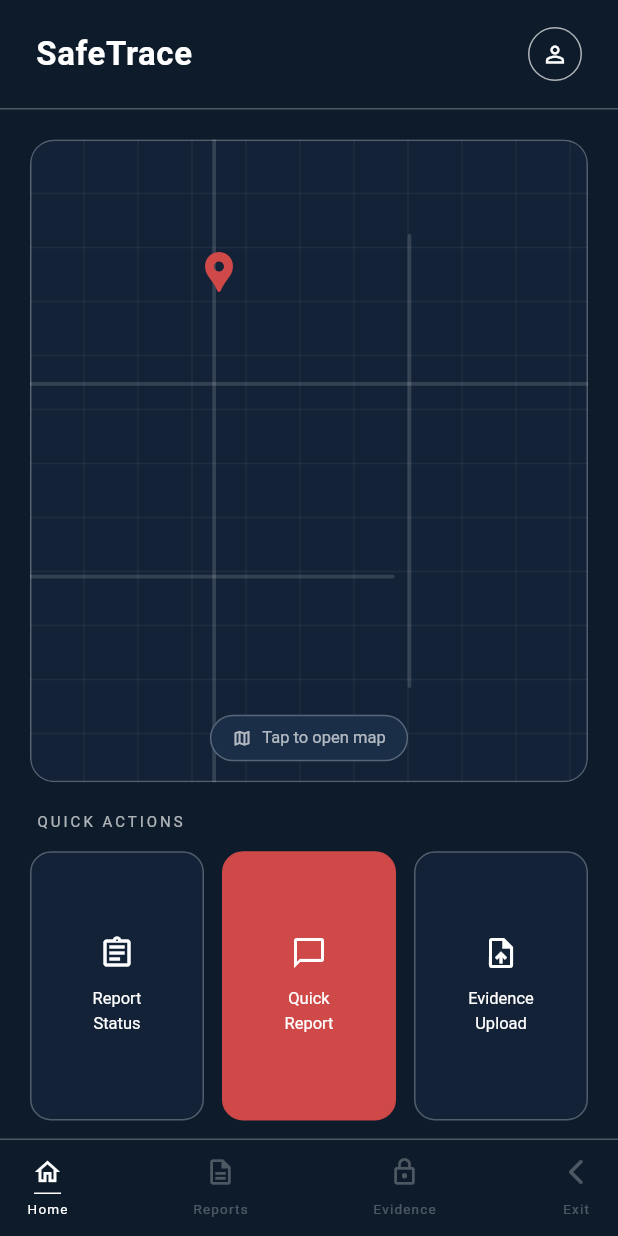
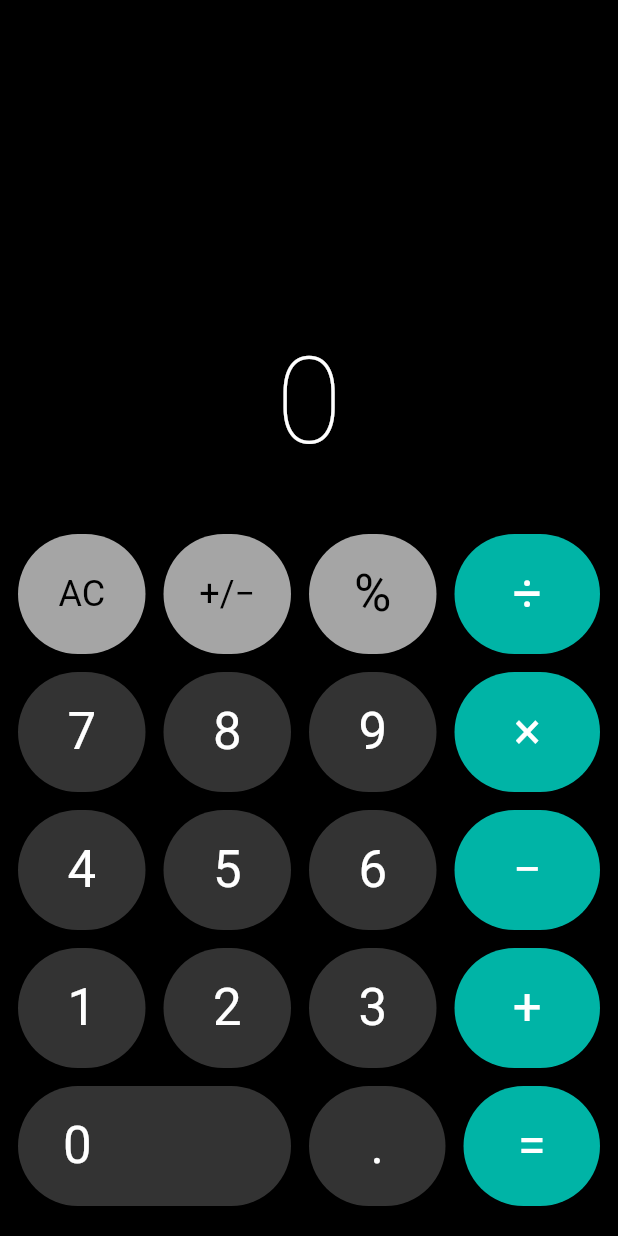
Before and after one commit to PhoenixKnight-in/Sentinel, a Flutter app: the screen it shows after launch, on a phone screen of 412 x 824 dp. Run offline on Flutter 3.47's test engine with Material 3 defaults, Android fonts, the phone set to English and light mode, and no system bars; our stand-ins replace flutter_riverpod, flutter_screenutil, riverpod_annotation; generated files the repository leaves out were written again; Roboto replaces fonts that are missing (Georgia).

Commit message:
Calculator added

```diff
--- /dev/null
+++ b/lib/calculator.dart
@@ -0,0 +1,463 @@
+import 'package:flutter/material.dart';
+import 'package:flutter/services.dart';
+import '../home_page.dart';
+
+/// Calculator disguise screen.
+///
+/// Looks and functions as a fully working calculator.
+/// SECRET: Type [_secretCode] digit-by-digit, then press [=]
+///         to unlock the evidence vault.
+///
+/// Default secret: "1234" — change before deployment!
+class CalculatorScreen extends StatefulWidget {
+  const CalculatorScreen({super.key});
+
+  @override
+  State<CalculatorScreen> createState() => _CalculatorScreenState();
+}
+
+class _CalculatorScreenState extends State<CalculatorScreen>
+    with SingleTickerProviderStateMixin {
+  // ── Secret Config ────────────────────────────────────────────────────
+  //
+  // Change this to any numeric sequence before shipping.
+  // Users will enter these digits then press '=' to unlock.
+  static const String _secretCode = '1234';
+
+  // ── Calculator State ─────────────────────────────────────────────────
+  String _display = '0';
+  String _topDisplay = ''; // Shows previous operand + operator
+  double _firstOperand = 0;
+  String _operator = '';
+  bool _waitingForSecond = false;
+  bool _justCalculated = false;
+  String _digitBuffer = ''; // Tracks digits for secret detection
+
+  // ── Animation for unlock ─────────────────────────────────────────────
+  late AnimationController _shakeController;
+  late Animation<double> _shakeAnimation;
+
+  @override
+  void initState() {
+    super.initState();
+    _shakeController = AnimationController(
+      vsync: this,
+      duration: const Duration(milliseconds: 400),
+    );
+    _shakeAnimation =
+        Tween<double>(begin: 0, end: 8).animate(
+          CurvedAnimation(parent: _shakeController, curve: Curves.elasticIn),
+        )..addStatusListener((status) {
+          if (status == AnimationStatus.completed) {
+            _shakeController.reverse();
+          }
+        });
+  }
+
+  @override
+  void dispose() {
+    _shakeController.dispose();
+    super.dispose();
+  }
+
+  // ── Input Handlers ───────────────────────────────────────────────────
+
+  void _onDigit(String digit) {
+    HapticFeedback.lightImpact();
+    setState(() {
+      // Track digit buffer for secret detection (keep last N digits)
+      _digitBuffer += digit;
+      if (_digitBuffer.length > _secretCode.length) {
+        _digitBuffer = _digitBuffer.substring(
+          _digitBuffer.length - _secretCode.length,
+        );
+      }
+
+      if (_waitingForSecond) {
+        _display = digit;
+        _waitingForSecond = false;
+      } else if (_display == '0' || _justCalculated) {
+        _display = digit;
+        _justCalculated = false;
+      } else if (_display.length < 12) {
+        _display += digit;
+      }
+    });
+  }
+
+  void _onDecimal() {
+    HapticFeedback.lightImpact();
+    _digitBuffer = ''; // Decimal breaks secret sequence
+    setState(() {
+      if (_waitingForSecond) {
+        _display = '0.';
+        _waitingForSecond = false;
+        return;
+      }
+      if (!_display.contains('.')) {
+        _display += '.';
+      }
+    });
+  }
+
+  void _onOperator(String op) {
+    HapticFeedback.mediumImpact();
+    _digitBuffer = ''; // Operator breaks secret sequence
+    setState(() {
+      _firstOperand = double.tryParse(_display) ?? 0;
+      _operator = op;
+      _topDisplay = '${_formatResult(_firstOperand)} $op';
+      _waitingForSecond = true;
+      _justCalculated = false;
+    });
+  }
+
+  void _onEquals() {
+    HapticFeedback.mediumImpact();
+
+    // ── Secret code check ──────────────────────────────────────────────
+    if (_digitBuffer == _secretCode) {
+      _unlockVault();
+      return;
+    }
+
+    // ── Normal calculation ─────────────────────────────────────────────
+    if (_operator.isEmpty || _waitingForSecond) return;
+
+    final second = double.tryParse(_display) ?? 0;
+    double result = 0;
+
+    switch (_operator) {
+      case '+':
+        result = _firstOperand + second;
+        break;
+      case '−':
+        result = _firstOperand - second;
+        break;
+      case '×':
+        result = _firstOperand * second;
+        break;
+      case '÷':
+        result = second != 0 ? _firstOperand / second : double.nan;
+        break;
+    }
+
+    setState(() {
+      _topDisplay =
+          '${_formatResult(_firstOperand)} $_operator ${_formatResult(second)} =';
+      _display = result.isNaN ? 'Error' : _formatResult(result);
+      _operator = '';
+      _firstOperand = result;
+      _justCalculated = true;
+      _digitBuffer = '';
+    });
+  }
+
+  void _onClear() {
+    HapticFeedback.heavyImpact();
+    setState(() {
+      _display = '0';
+      _topDisplay = '';
+      _firstOperand = 0;
+      _operator = '';
+      _waitingForSecond = false;
+      _justCalculated = false;
+      _digitBuffer = '';
+    });
+  }
+
+  void _onPlusMinus() {
+    HapticFeedback.lightImpact();
+    _digitBuffer = '';
+    setState(() {
+      final val = double.tryParse(_display) ?? 0;
+      _display = _formatResult(-val);
+    });
+  }
+
+  void _onPercent() {
+    HapticFeedback.lightImpact();
+    _digitBuffer = '';
+    setState(() {
+      final val = double.tryParse(_display) ?? 0;
+      _display = _formatResult(val / 100);
+    });
+  }
+
+  // ── Vault Unlock ─────────────────────────────────────────────────────
+
+  // REPLACE _unlockVault() with:
+  void _unlockVault() {
+    _onClear();
+    Navigator.pushNamedAndRemoveUntil(context, kRouteHome, (_) => false);
+  }
+
+  // ── Helpers ──────────────────────────────────────────────────────────
+
+  String _formatResult(double value) {
+    if (value == value.truncateToDouble() && value.abs() < 1e12) {
+      return value.toInt().toString();
+    }
+    // Up to 8 significant decimal places, trim trailing zeros
+    final str = value.toStringAsFixed(8);
+    return str.replaceAll(RegExp(r'0+$'), '').replaceAll(RegExp(r'\.$'), '');
+  }
+
+  // ── UI ───────────────────────────────────────────────────────────────
+
+  @override
+  Widget build(BuildContext context) {
+    return Scaffold(
+      backgroundColor: Colors.black,
+      body: SafeArea(
+        child: Column(
+          children: [
+            // Hidden history button (long press top-right corner)
+            // Align(
+            //   alignment: Alignment.topRight,
+            //   child: GestureDetector(
+            //     onLongPress: () {},
+            //     child: const SizedBox(width: 60, height: 40),
+            //   ),
+            // ),
+
+            // ── Display ───────────────────────────────────────────────
+            Expanded(
+              child: Padding(
+                padding: const EdgeInsets.symmetric(horizontal: 24),
+                child: Column(
+                  mainAxisAlignment: MainAxisAlignment.end,
+                  crossAxisAlignment: CrossAxisAlignment.end,
+                  children: [
+                    // Secondary line (previous operation)
+                    AnimatedOpacity(
+                      opacity: _topDisplay.isEmpty ? 0 : 1,
+                      duration: const Duration(milliseconds: 200),
+                      child: Text(
+                        _topDisplay,
+                        style: TextStyle(
+                          fontSize: 20,
+                          color: Colors.grey.shade500,
+                          fontWeight: FontWeight.w300,
+                        ),
+                        maxLines: 1,
+                        overflow: TextOverflow.ellipsis,
+                      ),
+                    ),
+                    const SizedBox(height: 8),
+
+                    // Main display — shakes on wrong input (future use)
+                    AnimatedBuilder(
+                      animation: _shakeAnimation,
+                      builder: (_, child) => Transform.translate(
+                        offset: Offset(_shakeAnimation.value, 0),
+                        child: child,
+                      ),
+                      child: FittedBox(
+                        fit: BoxFit.scaleDown,
+                        alignment: Alignment.centerRight,
+                        child: Text(
+                          _display,
+                          style: const TextStyle(
+                            fontSize: 80,
+                            fontWeight: FontWeight.w200,
+                            color: Colors.white,
+                            letterSpacing: -2,
+                          ),
+                        ),
+                      ),
+                    ),
+                    const SizedBox(height: 20),
+                  ],
+                ),
+              ),
+            ),
+
+            // ── Buttons ───────────────────────────────────────────────
+            Padding(
+              padding: const EdgeInsets.all(12),
+              child: Column(
+                children: [
+                  // Row 1
+                  _buildRow([
+                    _CalcBtn('AC', _onClear, type: _BtnType.function),
+                    _CalcBtn('+/−', _onPlusMinus, type: _BtnType.function),
+                    _CalcBtn('%', _onPercent, type: _BtnType.function),
+                    _CalcBtn(
+                      '÷',
+                      () => _onOperator('÷'),
+                      type: _BtnType.operator,
+                      active: _operator == '÷' && _waitingForSecond,
+                    ),
+                  ]),
+                  const SizedBox(height: 12),
+                  // Row 2
+                  _buildRow([
+                    _CalcBtn('7', () => _onDigit('7')),
+                    _CalcBtn('8', () => _onDigit('8')),
+                    _CalcBtn('9', () => _onDigit('9')),
+                    _CalcBtn(
+                      '×',
+                      () => _onOperator('×'),
+                      type: _BtnType.operator,
+                      active: _operator == '×' && _waitingForSecond,
+                    ),
+                  ]),
+                  const SizedBox(height: 12),
+                  // Row 3
+                  _buildRow([
+                    _CalcBtn('4', () => _onDigit('4')),
+                    _CalcBtn('5', () => _onDigit('5')),
+                    _CalcBtn('6', () => _onDigit('6')),
+                    _CalcBtn(
+                      '−',
+                      () => _onOperator('−'),
+                      type: _BtnType.operator,
+                      active: _operator == '−' && _waitingForSecond,
+                    ),
+                  ]),
+                  const SizedBox(height: 12),
+                  // Row 4
+                  _buildRow([
+                    _CalcBtn('1', () => _onDigit('1')),
+                    _CalcBtn('2', () => _onDigit('2')),
+                    _CalcBtn('3', () => _onDigit('3')),
+                    _CalcBtn(
+                      '+',
+                      () => _onOperator('+'),
+                      type: _BtnType.operator,
+                      active: _operator == '+' && _waitingForSecond,
+                    ),
+                  ]),
+                  const SizedBox(height: 12),
+                  // Row 5 — zero is wide
+                  Row(
+                    children: [
+                      Expanded(
+                        flex: 2,
+                        child: _buildButton(
+                          label: '0',
+                          onTap: () => _onDigit('0'),
+                          type: _BtnType.number,
+                          wide: true,
+                        ),
+                      ),
+                      const SizedBox(width: 12),
+                      Expanded(
+                        child: _buildButton(
+                          label: '.',
+                          onTap: _onDecimal,
+                          type: _BtnType.number,
+                        ),
+                      ),
+                      const SizedBox(width: 12),
+                      Expanded(
+                        child: _buildButton(
+                          label: '=',
+                          onTap: _onEquals,
+                          type: _BtnType.equals,
+                        ),
+                      ),
+                    ],
+                  ),
+                  const SizedBox(height: 8),
+                ],
+              ),
+            ),
+          ],
+        ),
+      ),
+    );
+  }
+
+  Widget _buildRow(List<_CalcBtn> buttons) {
+    return Row(
+      children: buttons.map((btn) {
+        return Expanded(
+          child: Padding(
+            padding: EdgeInsets.only(right: btn == buttons.last ? 0 : 12),
+            child: _buildButton(
+              label: btn.label,
+              onTap: btn.onTap,
+              type: btn.type,
+              active: btn.active,
+            ),
+          ),
+        );
+      }).toList(),
+    );
+  }
+
+  Widget _buildButton({
+    required String label,
+    required VoidCallback onTap,
+    _BtnType type = _BtnType.number,
+    bool wide = false,
+    bool active = false,
+  }) {
+    Color bg;
+    Color fg;
+
+    switch (type) {
+      case _BtnType.function:
+        bg = const Color(0xFFA5A5A5);
+        fg = Colors.black;
+      case _BtnType.operator:
+        bg = active ? Colors.white : const Color(0xFF00B4A6);
+        fg = active ? const Color(0xFF00B4A6) : Colors.white;
+      case _BtnType.equals:
+        bg = const Color(0xFF00B4A6);
+        fg = Colors.white;
+      case _BtnType.number:
+        bg = const Color(0xFF333333);
+        fg = Colors.white;
+    }
+
+    return GestureDetector(
+      onTap: onTap,
+      child: AnimatedContainer(
+        duration: const Duration(milliseconds: 100),
+        height: 80,
+        decoration: BoxDecoration(
+          color: bg,
+          borderRadius: BorderRadius.circular(wide ? 40 : 40),
+          boxShadow: [
+            BoxShadow(
+              color: Colors.black.withValues(alpha: 0.3),
+              blurRadius: 4,
+              offset: const Offset(0, 2),
+            ),
+          ],
+        ),
+        alignment: wide ? Alignment.centerLeft : Alignment.center,
+        padding: wide ? const EdgeInsets.only(left: 30) : EdgeInsets.zero,
+        child: Text(
+          label,
+          style: TextStyle(
+            fontSize: label.length == 1 ? 34 : 24,
+            fontWeight: FontWeight.w400,
+            color: fg,
+          ),
+        ),
+      ),
+    );
+  }
+}
+
+// ── Data helpers ─────────────────────────────────────────────────────────────
+
+enum _BtnType { number, function, operator, equals }
+
+class _CalcBtn {
+  final String label;
+  final VoidCallback onTap;
+  final _BtnType type;
+  final bool active;
+
+  const _CalcBtn(
+    this.label,
+    this.onTap, {
+    this.type = _BtnType.number,
+    this.active = false,
+  });
+}
--- a/lib/main.dart
+++ b/lib/main.dart
@@ -6,6 +6,7 @@ import 'package:flutter_screenutil/flutter_screenutil.dart';
 import 'home_page.dart'; // MainHomePage, MapDecoyPage, AppColors, serif(), route constants
 import 'report_status_page.dart'; // ReportStatusPage
 import 'chatbot/chatbot_main.dart'; // re-exports ChatbotScreen
+import "calculator.dart";
 
 // ── Uncomment as you connect the remaining pages ──────────────────────────────
 // import 'evidence/main.dart';   // re-exports EvidenceUploadPage
@@ -103,7 +104,7 @@ class SafeTraceApp extends StatelessWidget {
         ),
 
         // ── Routing ────────────────────────────────────────────────────────────
-        initialRoute: kRouteHome,
+        initialRoute: kRouteCalculator,
 
         routes: {
           // Hub
@@ -120,7 +121,7 @@ class SafeTraceApp extends StatelessWidget {
 
           // ── Remaining pages — uncomment as you connect them ─────────────────
           // kRouteEvidence:   (_) => const EvidenceUploadPage(),
-          // kRouteCalculator: (_) => const CalculatorPage(),
+          kRouteCalculator: (_) => const CalculatorScreen(),
         },
 
         // Fallback for any unknown route
```
Also changed, not shown: 15 other files.
